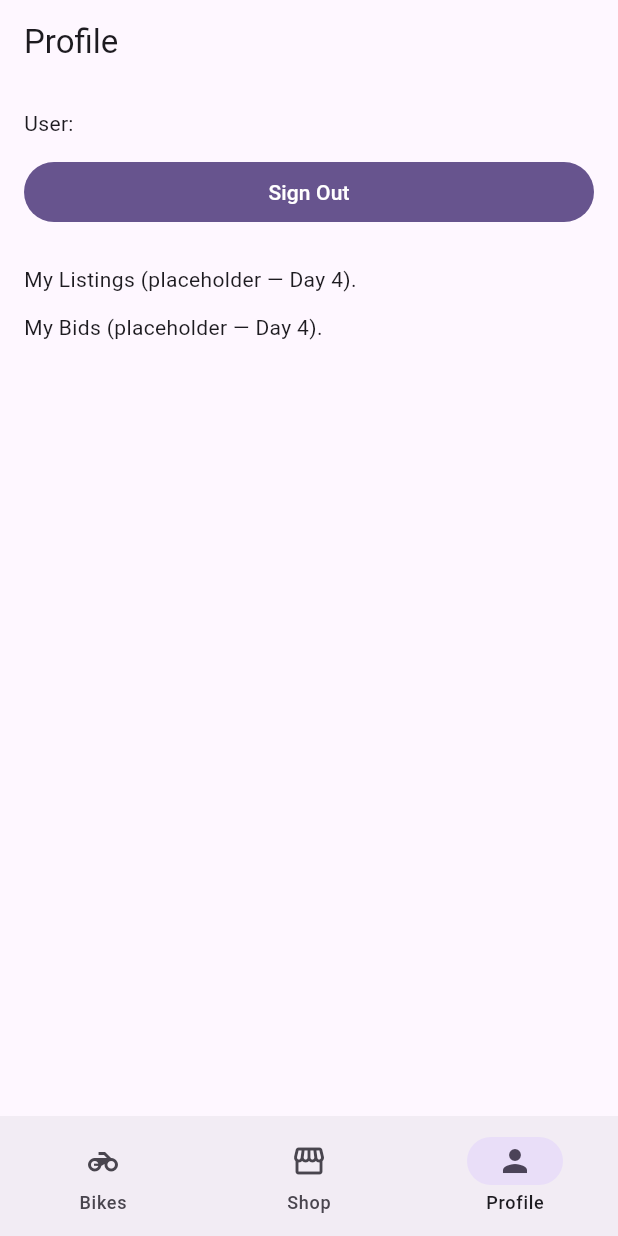
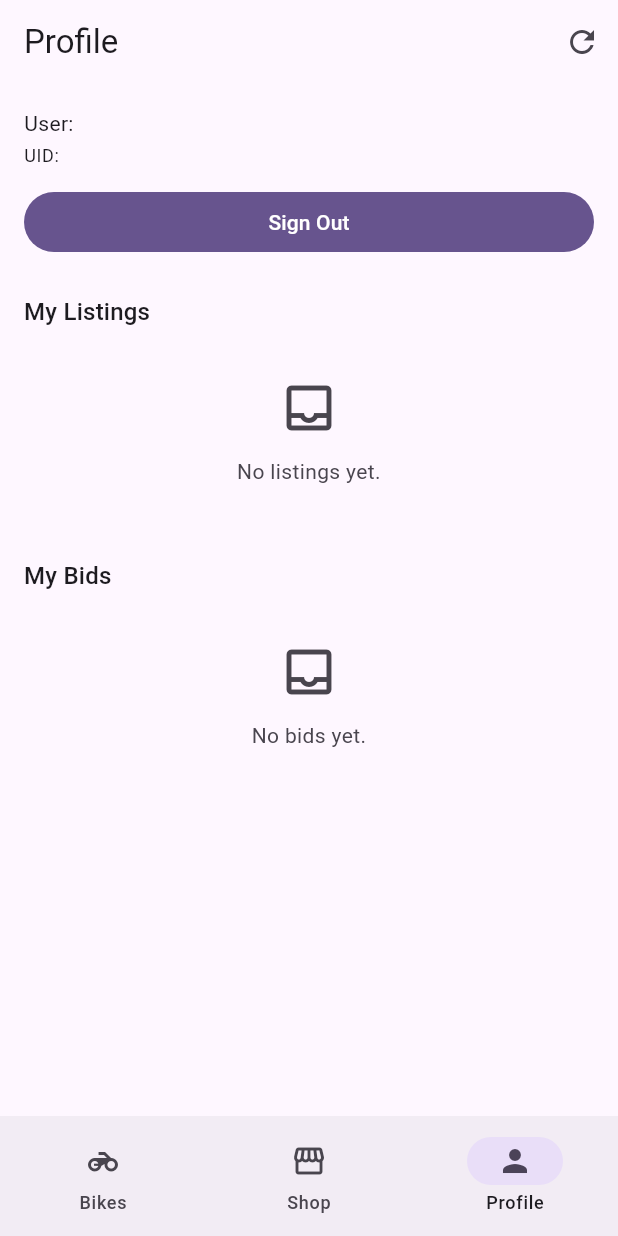
Before and after one commit to ThaddeusTeh2/projectGapping, a Flutter app: the screen it shows once a user with an empty profile is signed in, item 3 of the bottom bar chosen, on a phone screen of 412 x 824 dp. Run offline on Flutter 3.47's test engine with Material 3 defaults, Android fonts, the phone set to English and light mode, and no system bars; our stand-ins replace cloud_firestore, cloud_functions, firebase_auth, firebase_core, flutter_riverpod, go_router; accounts and stored records are empty; generated files the repository leaves out were written again.

Commit message:
implement feat -> Day 4: profile module + “fetch broad, filter/sort locally” refactor
Add Profile MVVM + UI: show user, sign out, My Listings, My Bids w/ loading/empty/error+retry
Refactor list/query strategy to reduce Firestore composite-index combinatorics (fetch broader slices, then filter/sort on-device)
Files changed / added:

 lib/features/profile/profile_view_model.dart: new ProfileViewModel + ProfileData; ensures user doc; loads my listings/bids; sorts locally
 lib/features/profile/profile_screen.dart: wire ProfileViewModel; render listings/bids sections; refresh action; empty/error states
 lib/data/firestore/firestore_bike_repository.dart: remove Firestore-side where/orderBy for listBikes; fetch broad slice
 lib/features/bikes/bike_directory_view_model.dart: fetch broad bikes list; apply all filters + sort locally
 lib/features/bikes/bike_directory_screen.dart: update UX note about local filter/sort strategy
 lib/data/firestore/firestore_comment_repository.dart: remove orderBy from watchCommentsForBike; sort locally in stream
 lib/data/firestore/firestore_listing_repository.dart: remove where/orderBy from listListings; fetch broad slice
 lib/features/shop/shop_directory_screen.dart: fetch broader listings; filter open + sort locally; take top 20
 lib/data/firestore/firestore_user_repository.dart: remove orderBy from listMyListings/listMyBids (local sorting now handled in ProfileViewModel)
 4pilot/ssot.md: add architecture footnote documenting the new query approach + tradeoffs
 4pilot/next steps.md: mark Day 4 complete; update Day 3 “query behaviors” bullets to match new architecture

```diff
--- a/lib/data/firestore/firestore_user_repository.dart
+++ b/lib/data/firestore/firestore_user_repository.dart
@@ -52,7 +52,6 @@ class FirestoreUserRepository implements UserRepository {
   }) async {
     final snapshot = await _listings
         .where('sellerId', isEqualTo: userId)
-        .orderBy('dateCreatedMillis', descending: true)
         .limit(limit)
         .get();
     return snapshot.docs
@@ -64,7 +63,6 @@ class FirestoreUserRepository implements UserRepository {
   Future<List<Bid>> listMyBids(String userId, {int limit = 50}) async {
     final snapshot = await _bids
         .where('bidderId', isEqualTo: userId)
-        .orderBy('dateCreatedMillis', descending: true)
         .limit(limit)
         .get();
     return snapshot.docs
--- a/lib/features/profile/profile_screen.dart
+++ b/lib/features/profile/profile_screen.dart
@@ -1,9 +1,17 @@
 import 'package:flutter/material.dart';
+import 'package:go_router/go_router.dart';
 import 'package:flutter_riverpod/flutter_riverpod.dart';
 
 import '../../core/ui/app_scaffold.dart';
 import '../../core/ui/app_snackbar.dart';
+import '../../core/ui/empty_state_view.dart';
+import '../../core/ui/error_state_view.dart';
+import '../../core/ui/loading_view.dart';
 import '../../di/providers.dart';
+import '../../domain/models/bid.dart';
+import '../../domain/models/shop_listing.dart';
+
+import 'profile_view_model.dart';
 
 class ProfileScreen extends ConsumerWidget {
   const ProfileScreen({super.key});
@@ -11,13 +19,29 @@ class ProfileScreen extends ConsumerWidget {
   @override
   Widget build(BuildContext context, WidgetRef ref) {
     final auth = ref.watch(firebaseAuthProvider);
-    final email = auth.currentUser?.email ?? '(unknown)';
+    final profileAsync = ref.watch(profileViewModelProvider);
+    final viewModel = ref.read(profileViewModelProvider.notifier);
 
     return AppScaffold(
       title: 'Profile',
-      body: ListView(
+      actions: [
+        IconButton(
+          tooltip: 'Refresh',
+          onPressed: viewModel.refresh,
+          icon: const Icon(Icons.refresh),
+        ),
+      ],
+      body: profileAsync.when(
+        data: (profile) {
+          return ListView(
             children: [
-          Text('User: $email'),
+              Text('User: ${profile.email}'),
+              const SizedBox(height: 4),
+              if (auth.currentUser?.uid != null)
+                Text(
+                  'UID: ${auth.currentUser!.uid}',
+                  style: Theme.of(context).textTheme.bodySmall,
+                ),
               const SizedBox(height: 12),
               FilledButton(
                 onPressed: () async {
@@ -31,11 +55,95 @@ class ProfileScreen extends ConsumerWidget {
                 child: const Text('Sign Out'),
               ),
               const SizedBox(height: 24),
-          const Text('My Listings (placeholder — Day 4).'),
-          const SizedBox(height: 12),
-          const Text('My Bids (placeholder — Day 4).'),
+              Text(
+                'My Listings',
+                style: Theme.of(context).textTheme.titleMedium,
+              ),
+              const SizedBox(height: 8),
+              _MyListingsSection(listings: profile.myListings),
+              const SizedBox(height: 24),
+              Text('My Bids', style: Theme.of(context).textTheme.titleMedium),
+              const SizedBox(height: 8),
+              _MyBidsSection(bids: profile.myBids),
             ],
+          );
+        },
+        error: (error, _) => ErrorStateView(
+          message: _friendlyErrorMessage(error),
+          onRetry: viewModel.retry,
+        ),
+        loading: () => const LoadingView(message: 'Loading profile…'),
       ),
     );
   }
 }
+
+class _MyListingsSection extends StatelessWidget {
+  const _MyListingsSection({required this.listings});
+
+  final List<ShopListing> listings;
+
+  @override
+  Widget build(BuildContext context) {
+    if (listings.isEmpty) {
+      return const EmptyStateView(message: 'No listings yet.');
+    }
+
+    return Column(
+      children: [
+        for (final listing in listings)
+          Card(
+            child: ListTile(
+              title: Text(listing.bikeTitle),
+              subtitle: Text(
+                '${listing.brandLabel} · ${listing.category} · ${listing.displacementBucket}',
+              ),
+              trailing: const Icon(Icons.chevron_right),
+              onTap: () => context.go('/listing/${listing.id}'),
+            ),
+          ),
+      ],
+    );
+  }
+}
+
+class _MyBidsSection extends StatelessWidget {
+  const _MyBidsSection({required this.bids});
+
+  final List<Bid> bids;
+
+  @override
+  Widget build(BuildContext context) {
+    if (bids.isEmpty) {
+      return const EmptyStateView(message: 'No bids yet.');
+    }
+
+    return Column(
+      children: [
+        for (final bid in bids)
+          Card(
+            child: ListTile(
+              title: Text('Bid: ${bid.amount.toStringAsFixed(0)}'),
+              subtitle: Text('Listing: ${bid.listingId}'),
+              trailing: const Icon(Icons.chevron_right),
+              onTap: () => context.go('/listing/${bid.listingId}'),
+            ),
+          ),
+      ],
+    );
+  }
+}
+
+String _friendlyErrorMessage(Object error) {
+  final text = error.toString();
+  if (text.contains('permission-denied')) {
+    return 'Permission denied.';
+  }
+  if (text.contains('unavailable')) {
+    return 'Network error. Please check your connection.';
+  }
+  if (text.contains('signed in') || text.contains('signed')) {
+    return 'You must be signed in.';
+  }
+  return 'Failed to load profile.';
+}
```
Also changed, not shown: lib/data/firestore/firestore_bike_repository.dart (+3 -22 lines), lib/data/firestore/firestore_comment_repository.dart (+14 -12 lines), lib/data/firestore/firestore_listing_repository.dart (+3 -18 lines), lib/features/bikes/bike_directory_screen.dart (+9 -1 lines), lib/features/bikes/bike_directory_view_model.dart (+37 -8 lines), lib/features/profile/profile_view_model.dart (added, +90 -0 lines), lib/features/shop/shop_directory_screen.dart (+10 -3 lines). Lines whose indentation alone changed are shown as unchanged.
